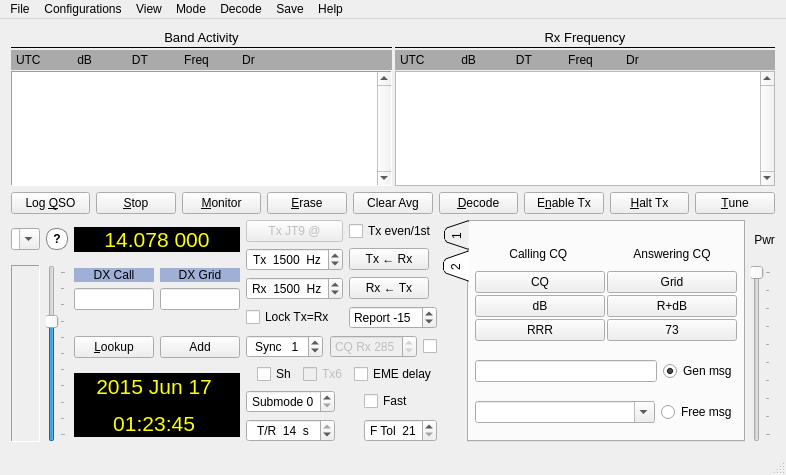
Before: the Qt Designer form mainwindow.ui in saitohirga/WSJT-X, drawn with Qt 5.
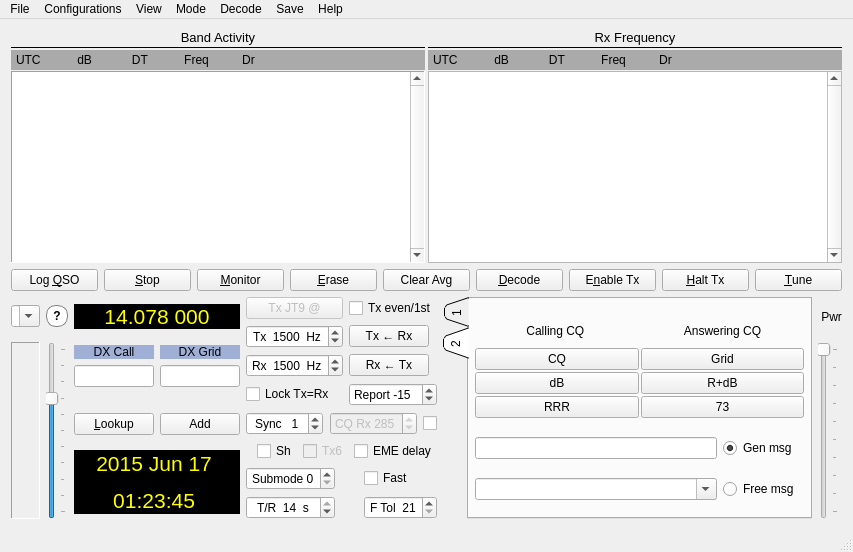
After: the same form once the commit is applied. Custom widgets are drawn as their Qt base class.

Commit message: Fix minor typo and remove potentially non-portable UI size constraints

The edit to the form file:
```diff
--- a/mainwindow.ui
+++ b/mainwindow.ui
@@ -2,14 +2,6 @@
 <ui version="4.0">
  <class>MainWindow</class>
  <widget class="QMainWindow" name="MainWindow">
-  <property name="geometry">
-   <rect>
-    <x>0</x>
-    <y>0</y>
-    <width>786</width>
-    <height>475</height>
-   </rect>
-  </property>
   <property name="windowTitle">
    <string>WSJT-X   by K1JT</string>
   </property>
@@ -2290,14 +2282,6 @@
    </layout>
   </widget>
   <widget class="QMenuBar" name="menuBar">
-   <property name="geometry">
-    <rect>
-     <x>0</x>
-     <y>0</y>
-     <width>786</width>
-     <height>21</height>
-    </rect>
-   </property>
    <widget class="QMenu" name="menuFile">
     <property name="title">
      <string>File</string>
```
Left out of the diff: 2 changed lines with no effect on the pictures.
